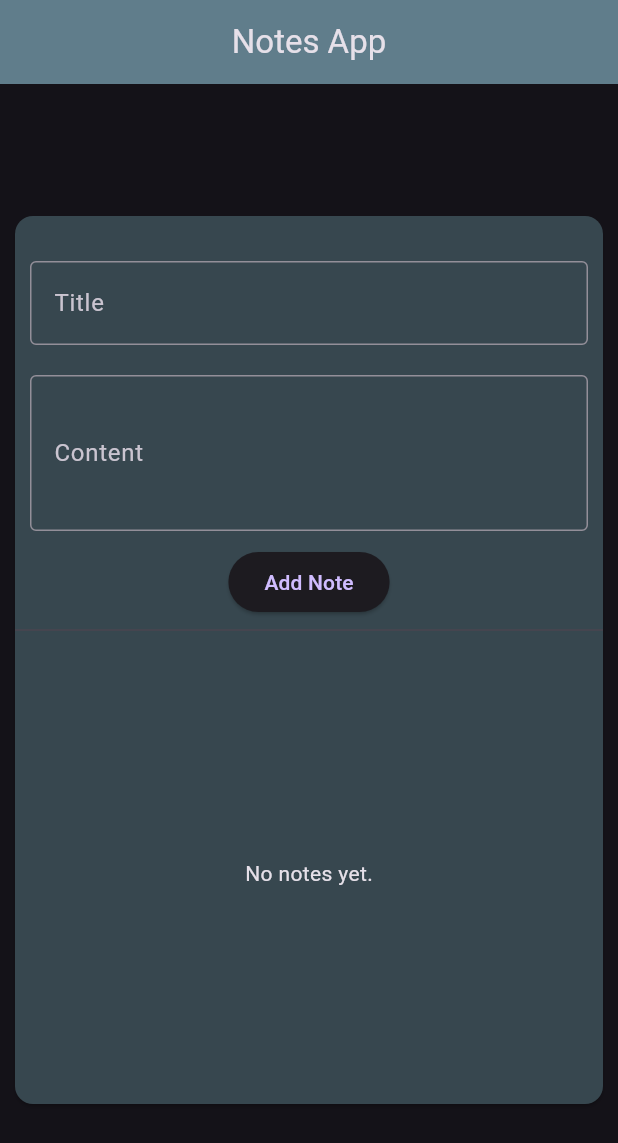
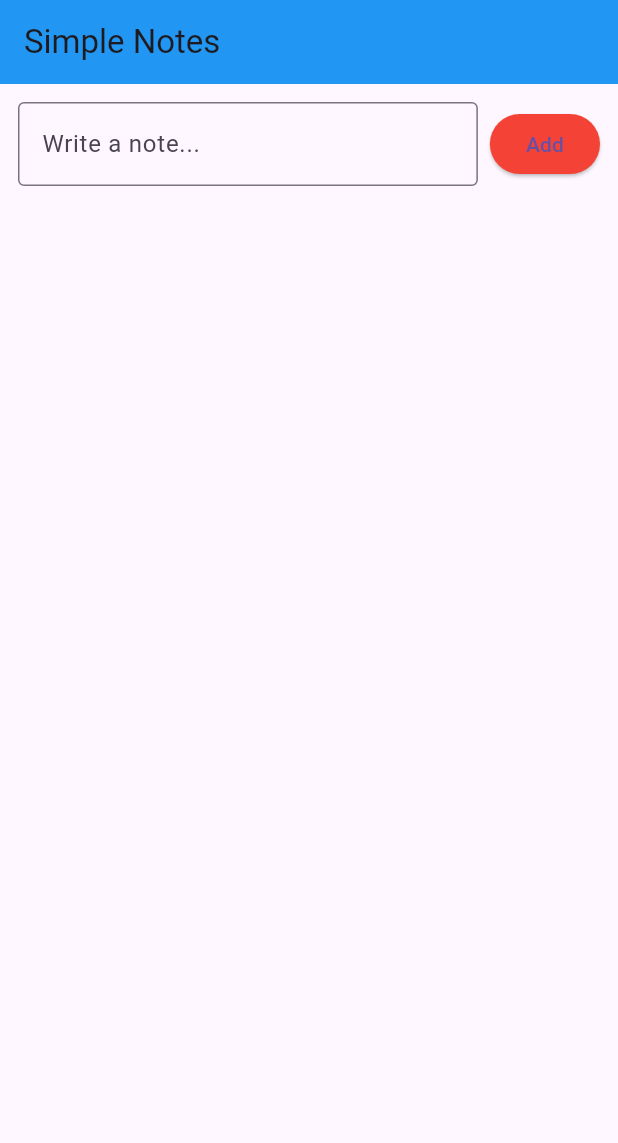
Before and after one commit to Omio-Mahim/simple_notes_app, a Flutter app: the screen it shows after launch, on a phone screen of 412 x 824 dp. Shown: the top 1143 px of the screen. Run offline on Flutter 3.47's test engine with Material 3 defaults, Android fonts, the phone set to English and light mode, and no system bars.

Commit message:
first commit

```diff
--- a/lib/main.dart
+++ b/lib/main.dart
@@ -1,19 +1,18 @@
 import 'package:flutter/material.dart';
-import 'package:simple_notes_app/notes_page.dart';
+import 'notes_page.dart';
 
 void main() {
-  runApp(const MyApp());
+  runApp(const NotesApp());
 }
 
-class MyApp extends StatelessWidget {
-  const MyApp({super.key});
+class NotesApp extends StatelessWidget {
+  const NotesApp({super.key});
 
   @override
   Widget build(BuildContext context) {
-    return MaterialApp(
+    return const MaterialApp(
       debugShowCheckedModeBanner: false,
-      theme: ThemeData.dark(),
-      home: const NotesPage(),
+      home: NotesPage(),
     );
   }
 }
--- a/lib/notes_page.dart
+++ b/lib/notes_page.dart
@@ -8,111 +8,59 @@ class NotesPage extends StatefulWidget {
 }
 
 class _NotesPageState extends State<NotesPage> {
-  TextEditingController titleController = TextEditingController();
-  TextEditingController contentController = TextEditingController();
+  final List<String> _notes = [];
+  final TextEditingController _controller = TextEditingController();
 
-  List<Map<String, String>> notes = [];
-
-  void addNote() {
-    String title = titleController.text.trim();
-    String content = contentController.text.trim();
-
-    if (title.isEmpty || content.isEmpty) return;
-
-    setState(() {
-      notes.add({"title": title, "content": content});
-      titleController.clear();
-      contentController.clear();
-    });
-  }
-
-  void deleteNoteAt(int index) {
-    setState(() {
-      notes.removeAt(index);
-    });
+  void _addNote() {
+    if (_controller.text.isNotEmpty) {
+      setState(() {
+        _notes.add(_controller.text);
+        _controller.clear();
+      });
+    }
   }
 
   @override
   Widget build(BuildContext context) {
     return Scaffold(
       appBar: AppBar(
-        backgroundColor: Colors.blueGrey,
-        centerTitle: true,
-        title: const Text("Notes App"),
+        title: const Text("Simple Notes"),
+        backgroundColor: Colors.blue,
       ),
-      body: Center(
-        child: SizedBox(
-          width: 400,
-          height: 600,
-          child: Card(
-            color: Colors.blueGrey.shade800,
-            child: Column(
+      body: Column(
+        children: [
+          Padding(
+            padding: const EdgeInsets.all(12.0),
+            child: Row(
               children: [
-                const SizedBox(height: 20),
-
-                // Input fields
-                Padding(
-                  padding: const EdgeInsets.all(10.0),
+                Expanded(
                   child: TextField(
-                    controller: titleController,
+                    controller: _controller,
                     decoration: const InputDecoration(
-                      labelText: "Title",
+                      hintText: "Write a note...",
                       border: OutlineInputBorder(),
                     ),
                   ),
                 ),
-                Padding(
-                  padding: const EdgeInsets.all(10.0),
-                  child: TextField(
-                    controller: contentController,
-                    maxLines: 3,
-                    decoration: const InputDecoration(
-                      labelText: "Content",
-                      border: OutlineInputBorder(),
-                    ),
-                  ),
-                ),
-
+                const SizedBox(width: 8),
                 ElevatedButton(
-                  onPressed: addNote,
-                  child: const Text("Add Note"),
-                ),
-
-                const Divider(),
-
-                // Notes list
-                Expanded(
-                  child: notes.isEmpty
-                      ? const Center(child: Text("No notes yet."))
-                      : ListView.builder(
-                          itemCount: notes.length,
-                          itemBuilder: (context, index) {
-                            final note = notes[index];
-                            return Card(
-                              color: Colors.blueGrey.shade600,
-                              margin: const EdgeInsets.symmetric(
-                                vertical: 5,
-                                horizontal: 10,
-                              ),
-                              child: ListTile(
-                                title: Text(note["title"] ?? ""),
-                                subtitle: Text(note["content"] ?? ""),
-                                trailing: IconButton(
-                                  icon: const Icon(
-                                    Icons.delete,
-                                    color: Colors.redAccent,
-                                  ),
-                                  onPressed: () => deleteNoteAt(index),
-                                ),
-                              ),
-                            );
-                          },
-                        ),
+                  onPressed: _addNote,
+                  style: ElevatedButton.styleFrom(backgroundColor: Colors.red),
+                  child: const Text("Add"),
                 ),
               ],
             ),
           ),
-        ),
+          Expanded(
+            child: ListView.builder(
+              itemCount: _notes.length,
+              itemBuilder: (context, index) => ListTile(
+                leading: const Icon(Icons.note),
+                title: Text(_notes[index]),
+              ),
+            ),
+          ),
+        ],
       ),
     );
   }
```
Also changed, not shown: 1 other file.
